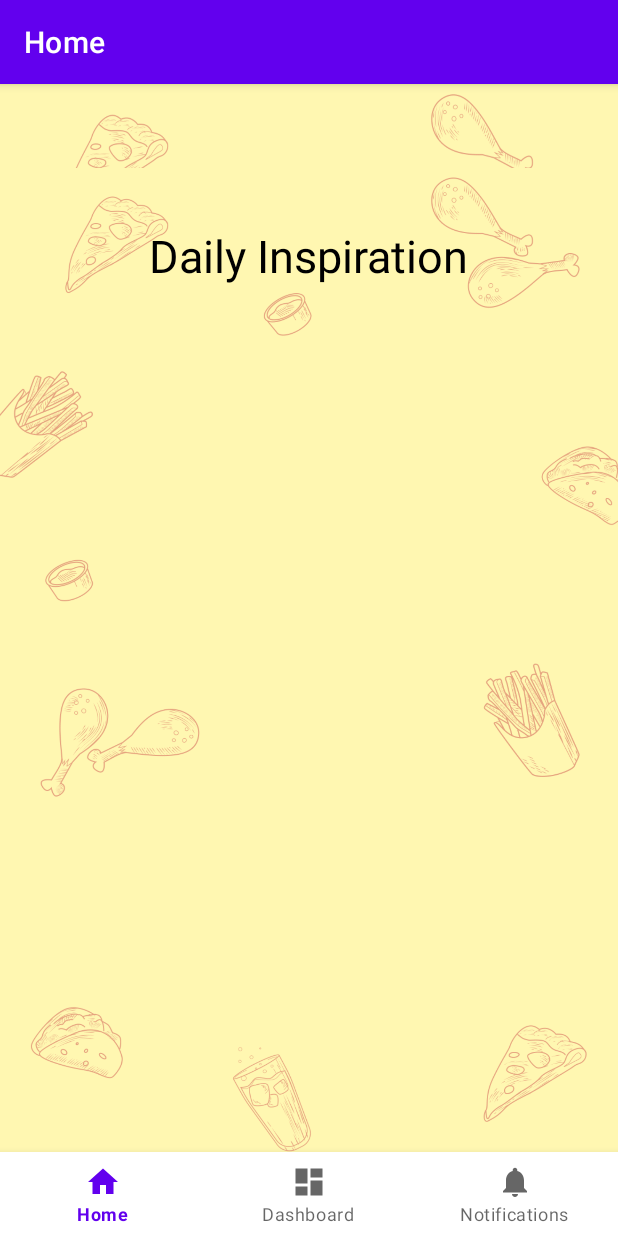
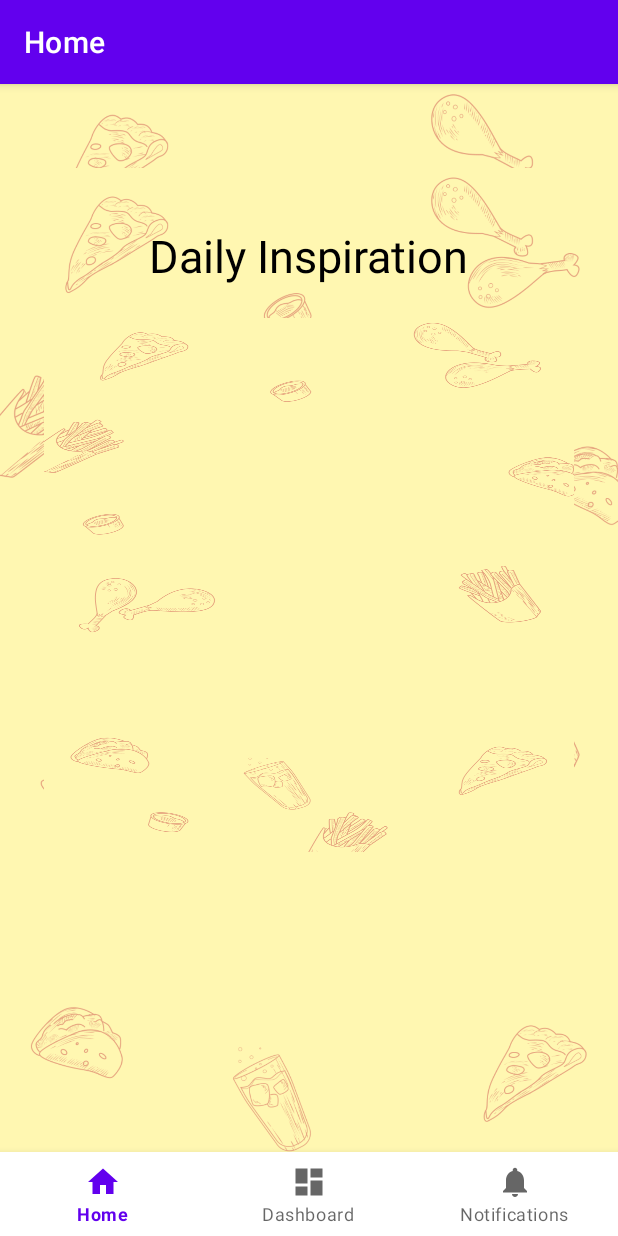
Before and after one commit to AbramMorris/Foodies, an Android app: the HomeFragment screen opened through its navigation route, on a phone screen of 412 x 824 dp. Run offline under Robolectric (Android 15) with nearby library versions, the phone set to English and light mode, and no system bars; our stand-ins replace navigation-ui; 1 statement that could not run was skipped.

Commit message:
creating home ui

```diff
--- a/app/src/main/res/layout/fragment_home.xml
+++ b/app/src/main/res/layout/fragment_home.xml
@@ -32,7 +32,10 @@
         app:layout_constraintEnd_toEndOf="parent"
         app:layout_constraintStart_toStartOf="parent"
         app:layout_constraintTop_toTopOf="parent"
-        tools:listitem="@layout/item_card" />
+        tools:listitem="@layout/item_card"
+        android:background="@drawable/background"
+        app:layoutManager="androidx.recyclerview.widget.LinearLayoutManager"
+        />
 
     <TextView
         android:id="@+id/daily_inspiration"
```
